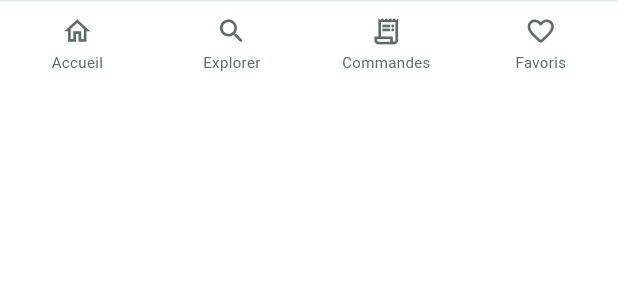
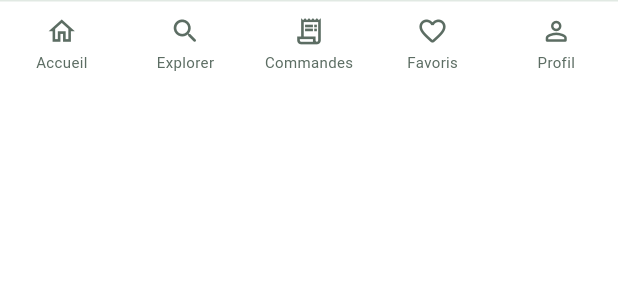
Before and after one commit to chaimae-sda/LocalDrop, a Flutter app: the _AccountNavigation widget shown alone on an empty page, opened directly, on a phone screen of 412 x 824 dp. Shown: the top 300 px of the screen. Run offline on Flutter 3.47's test engine with Material 3 defaults, Android fonts, the phone set to English and light mode, and no system bars.

Commit message:
Make the profile reachable from the client navigation

```diff
--- a/lib/src/shell.dart
+++ b/lib/src/shell.dart
@@ -306,6 +306,7 @@ class _AccountNavigation extends StatelessWidget {
       ('Explorer', Icons.search_rounded, DropScreen.flashOffers),
       ('Commandes', Icons.receipt_long_outlined, DropScreen.orders),
       ('Favoris', Icons.favorite_border_rounded, DropScreen.favorites),
+      ('Profil', Icons.person_outline_rounded, DropScreen.profile),
     ];
     return DecoratedBox(
       decoration: const BoxDecoration(
```
